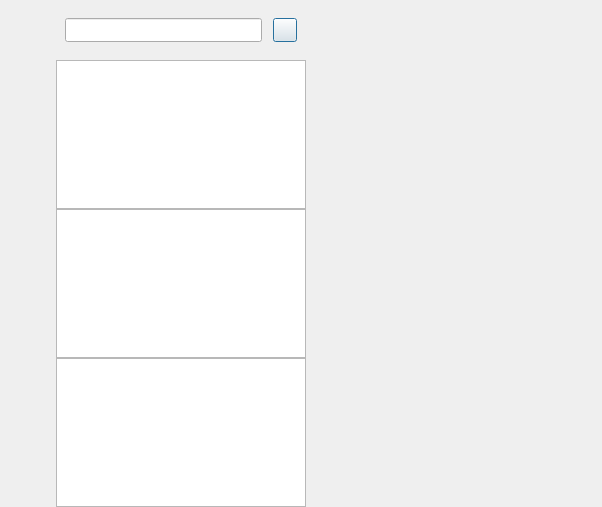
Qt form myChatQT/chatdialog.ui (Baidou2Star/MindChat) before a commit.
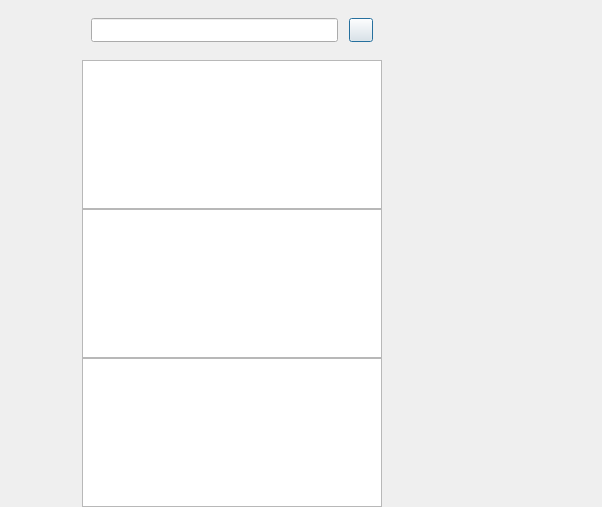
The same form after that commit. Custom widgets are drawn as their Qt base class.

The edit to the form file:
```diff
--- a/myChatQT/chatdialog.ui
+++ b/myChatQT/chatdialog.ui
@@ -39,13 +39,13 @@
      </property>
      <property name="minimumSize">
       <size>
-       <width>56</width>
+       <width>82</width>
        <height>0</height>
       </size>
      </property>
      <property name="maximumSize">
       <size>
-       <width>56</width>
+       <width>82</width>
        <height>16777215</height>
       </size>
      </property>
@@ -112,14 +112,14 @@
           <widget class="StateWidget" name="side_chat_lb" native="true">
            <property name="minimumSize">
             <size>
-             <width>30</width>
-             <height>30</height>
+             <width>34</width>
+             <height>34</height>
             </size>
            </property>
            <property name="maximumSize">
             <size>
-             <width>30</width>
-             <height>30</height>
+             <width>34</width>
+             <height>34</height>
             </size>
            </property>
           </widget>
@@ -128,14 +128,14 @@
           <widget class="StateWidget" name="side_contact_lb" native="true">
            <property name="minimumSize">
             <size>
-             <width>30</width>
-             <height>30</height>
+             <width>34</width>
+             <height>34</height>
             </size>
            </property>
            <property name="maximumSize">
             <size>
-             <width>30</width>
-             <height>30</height>
+             <width>34</width>
+             <height>34</height>
             </size>
            </property>
           </widget>
@@ -144,14 +144,14 @@
           <widget class="StateWidget" name="side_settings_lb" native="true">
            <property name="minimumSize">
             <size>
-             <width>30</width>
-             <height>30</height>
+             <width>34</width>
+             <height>34</height>
             </size>
            </property>
            <property name="maximumSize">
             <size>
-             <width>30</width>
-             <height>30</height>
+             <width>34</width>
+             <height>34</height>
             </size>
            </property>
           </widget>
@@ -188,13 +188,13 @@
      </property>
      <property name="minimumSize">
       <size>
-       <width>250</width>
+       <width>300</width>
        <height>0</height>
       </size>
      </property>
      <property name="maximumSize">
       <size>
-       <width>250</width>
+       <width>340</width>
        <height>16777215</height>
       </size>
      </property>
@@ -305,13 +305,13 @@
        <widget class="ChatUserList" name="chat_user_list">
         <property name="minimumSize">
          <size>
-          <width>250</width>
+         <width>0</width>
           <height>0</height>
          </size>
         </property>
         <property name="maximumSize">
          <size>
-          <width>250</width>
+         <width>16777215</width>
           <height>16777215</height>
          </size>
         </property>
```
Lines whose indentation alone changed are shown as unchanged.
